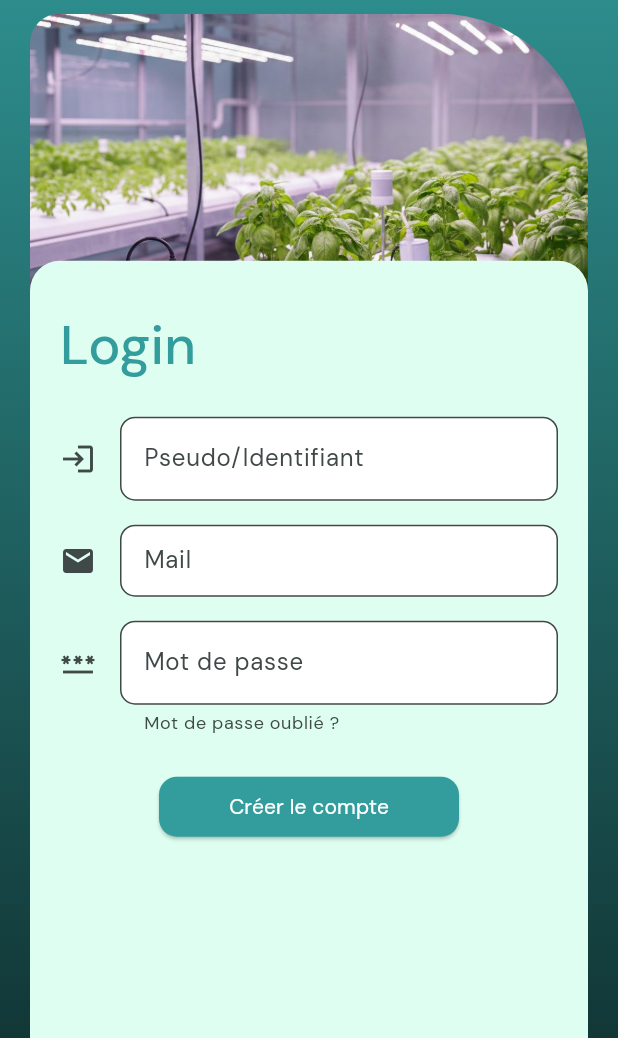
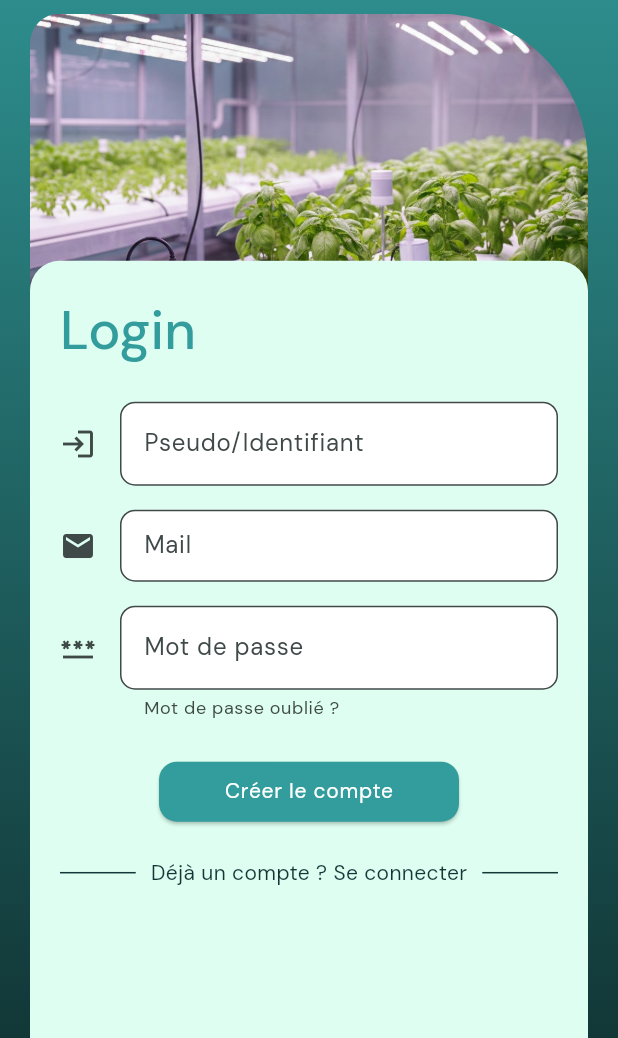
Before and after one commit to Koruji/Hydrogrow_mobileapp, a Flutter app: the screen it shows after launch, on a phone screen of 412 x 824 dp, the part 198-1236 px from its top. Run offline on Flutter 3.47's test engine with Material 3 defaults, Android fonts, the phone set to English and light mode, and no system bars.

Commit message:
feat: enhance login page with improved localization and UI elements

```diff
--- a/lib/core/theme/themes.dart
+++ b/lib/core/theme/themes.dart
@@ -27,8 +27,9 @@ class AppTheme {
 
     textTheme: const TextTheme(
       titleLarge: TextStyle(
-        color: AppColors.textPrimary,
-        fontWeight: FontWeight.bold,
+        color: AppColors.titleText,
+        fontWeight: FontWeight.w500,
+        fontSize: 36,
       ),
       titleMedium: TextStyle(
         color: AppColors.textSecondary,
@@ -36,8 +37,19 @@ class AppTheme {
         fontSize: 36,
       ),
       titleSmall: TextStyle(
+        color: AppColors.textPrimary,
+        fontWeight: FontWeight.w500,
+        fontSize: 10,
+      ),
+      labelLarge: TextStyle(
         color: AppColors.titleText,
-        fontWeight: FontWeight.w300,
+        fontWeight: FontWeight.w500,
+        fontSize: 36,
+      ),
+      labelMedium: TextStyle(
+        color: Colors.white,
+        fontWeight: FontWeight.w400,
+        fontSize: 14,
       ),
       labelSmall: TextStyle(
         color: Colors.grey,
@@ -46,14 +58,7 @@ class AppTheme {
       ),
       bodyLarge: TextStyle(color: AppColors.textPrimary),
       bodyMedium: TextStyle(color: AppColors.textSecondary),
-      labelLarge: TextStyle(
-        color: AppColors.titleText,
-        fontWeight: FontWeight.w500,
-        fontSize: 36,
-      ),
     ),
-
-    iconTheme: const IconThemeData(color: AppColors.icon),
 
     dividerColor: AppColors.divider,
 
--- a/lib/l10n/app_localizations_fr.dart
+++ b/lib/l10n/app_localizations_fr.dart
@@ -27,10 +27,10 @@ class AppLocalizationsFr extends AppLocalizations {
   String get login_forgot_password => 'Mot de passe oublié ?';
 
   @override
-  String get login_no_account => 'Pas de compte ? ';
+  String get login_no_account => 'Pas de compte ? S\'inscrire';
 
   @override
-  String get login_sign_up => 'S\'inscrire';
+  String get login_sign_up => 'Sign up';
 
   @override
   String get login_send => 'Se connecter';
@@ -45,10 +45,10 @@ class AppLocalizationsFr extends AppLocalizations {
   String get create_account_send => 'Créer le compte';
 
   @override
-  String get create_account_have_account => 'Déjà un compte ?';
+  String get create_account_have_account => 'Déjà un compte ? Se connecter';
 
   @override
-  String get create_account_login => 'Se connecter';
+  String get create_account_login => 'Log in';
 
   @override
   String get connexion_error_create_password =>
--- a/lib/l10n/fr.arb
+++ b/lib/l10n/fr.arb
@@ -7,15 +7,13 @@
     "login_email": "Mail",
     "login_password": "Mot de passe",
     "login_forgot_password": "Mot de passe oublié ?",
-    "login_no_account": "Pas de compte ? ",
-    "login_sign_up": "S'inscrire",
+    "login_no_account": "Pas de compte ? S'inscrire",
     "login_send": "Se connecter",
 
     "create_account_title": "Login",
     "create_account_username": "Nom d'utilisateur",
     "create_account_send": "Créer le compte",
-    "create_account_have_account": "Déjà un compte ?",
-    "create_account_login": "Se connecter",
+    "create_account_have_account": "Déjà un compte ? Se connecter",
 
     "connexion_error_create_password": "Votre mot de passe doit contenir au moins 6 caractères.",
     "connexion_error_invalid_email": "Adresse mail invalide.",
--- a/lib/presentation/screens/login/login_page.dart
+++ b/lib/presentation/screens/login/login_page.dart
@@ -1,6 +1,7 @@
 import 'package:flutter/material.dart';
 import 'package:hydrogrow/core/theme/colors.dart';
 import 'package:hydrogrow/l10n/app_localizations.dart';
+import 'package:hydrogrow/presentation/widgets/divider.dart';
 import 'package:hydrogrow/presentation/widgets/login_form.dart';
 
 class LoginPage extends StatefulWidget {
@@ -78,7 +79,7 @@ class _LoginPageState extends State<LoginPage> {
                       bottom: 0,
                       child: Container(
                         decoration: BoxDecoration(
-                          color: Color(0xFFDDFEF0),
+                          color: AppColors.background,
                           borderRadius: BorderRadius.only(
                             topLeft: Radius.circular(20),
                             topRight: Radius.circular(20),
@@ -86,18 +87,7 @@ class _LoginPageState extends State<LoginPage> {
                         ),
                         child: SingleChildScrollView(
                           padding: const EdgeInsets.all(20),
-                          child: Column(
-                            crossAxisAlignment: CrossAxisAlignment.start,
-                            children: [
-                              SizedBox(height: 10),
-                              Text(
-                                translate.create_account_title,
-                                style: Theme.of(context).textTheme.titleMedium,
-                              ),
-                              SizedBox(height: 20),
-                              LoginForm(),
-                            ],
-                          ),
+                          child: Column(children: [LoginForm()]),
                         ),
                       ),
                     ),
--- /dev/null
+++ b/lib/presentation/widgets/divider.dart
@@ -0,0 +1,51 @@
+import 'package:flutter/material.dart';
+
+class DividerWithText extends StatelessWidget {
+  final String text;
+  final Color? lineColor;
+  final Color? textColor;
+  final double? fontSize;
+  final double? thickness;
+  final double? spacing;
+  final bool? square;
+
+  const DividerWithText({
+    super.key,
+    required this.text,
+    this.lineColor,
+    this.textColor,
+    this.fontSize = 14,
+    this.thickness = 1,
+    this.spacing = 10,
+    this.square = false,
+  });
+
+  @override
+  Widget build(BuildContext context) {
+    return Row(
+      children: [
+        Expanded(
+          child: Divider(
+            color: lineColor ?? Theme.of(context).dividerColor,
+            thickness: thickness,
+            endIndent: spacing,
+          ),
+        ),
+        Text(
+          text,
+          style: TextStyle(
+            color: textColor ?? Theme.of(context).textTheme.titleSmall?.color,
+            fontSize: fontSize,
+          ),
+        ),
+        Expanded(
+          child: Divider(
+            color: lineColor ?? Theme.of(context).dividerColor,
+            thickness: thickness,
+            indent: spacing,
+          ),
+        ),
+      ],
+    );
+  }
+}
--- a/lib/presentation/widgets/login_form.dart
+++ b/lib/presentation/widgets/login_form.dart
@@ -1,5 +1,6 @@
 import 'package:flutter/material.dart';
 import 'package:hydrogrow/l10n/app_localizations.dart';
+import 'package:hydrogrow/presentation/widgets/divider.dart';
 
 class LoginForm extends StatefulWidget {
   const LoginForm({super.key});
@@ -10,10 +11,17 @@ class LoginForm extends StatefulWidget {
 
 class _LoginFormState extends State<LoginForm> {
   final _formKey = GlobalKey<FormState>();
+  bool _isLogin = false;
 
   final TextEditingController _emailController = TextEditingController();
   final TextEditingController _passwordController = TextEditingController();
   final TextEditingController _loginController = TextEditingController();
+
+  void _toggleAuthMode() {
+    setState(() {
+      _isLogin = !_isLogin;
+    });
+  }
 
   @override
   void dispose() {
@@ -40,6 +48,18 @@ class _LoginFormState extends State<LoginForm> {
       key: _formKey,
       child: Column(
         children: [
+          Row(
+            children: [
+              Text(
+                _isLogin
+                    ? translate.login_title
+                    : translate.create_account_title,
+                style: Theme.of(context).textTheme.titleMedium,
+              ),
+            ],
+          ),
+          SizedBox(height: 20),
+          if (!_isLogin)
             TextFormField(
               controller: _loginController,
               decoration: InputDecoration(
@@ -88,7 +108,7 @@ class _LoginFormState extends State<LoginForm> {
               border: OutlineInputBorder(
                 borderRadius: BorderRadius.circular(10),
               ),
-              helperText: "Mot de passe oublié ?",
+              helperText: translate.login_forgot_password,
               filled: true,
               fillColor: Colors.white,
               labelText: translate.login_password,
@@ -96,7 +116,7 @@ class _LoginFormState extends State<LoginForm> {
             obscureText: true,
             validator: (value) {
               if (value == null || value.length < 6) {
-                return translate.login_password_helper;
+                return translate.connexion_error_create_password;
               }
               return null;
             },
@@ -107,9 +127,18 @@ class _LoginFormState extends State<LoginForm> {
             child: ElevatedButton(
               onPressed: _submit,
               child: Text(
-                translate.create_account_send,
-                style: Theme.of(context).textTheme.titleSmall,
+                _isLogin ? translate.login_send : translate.create_account_send,
+                style: Theme.of(context).textTheme.labelMedium,
               ),
+            ),
+          ),
+          SizedBox(height: 20),
+          GestureDetector(
+            onTap: _toggleAuthMode,
+            child: DividerWithText(
+              text: _isLogin
+                  ? translate.login_no_account
+                  : translate.create_account_have_account,
             ),
           ),
         ],
```
Lines whose indentation alone changed are shown as unchanged.
